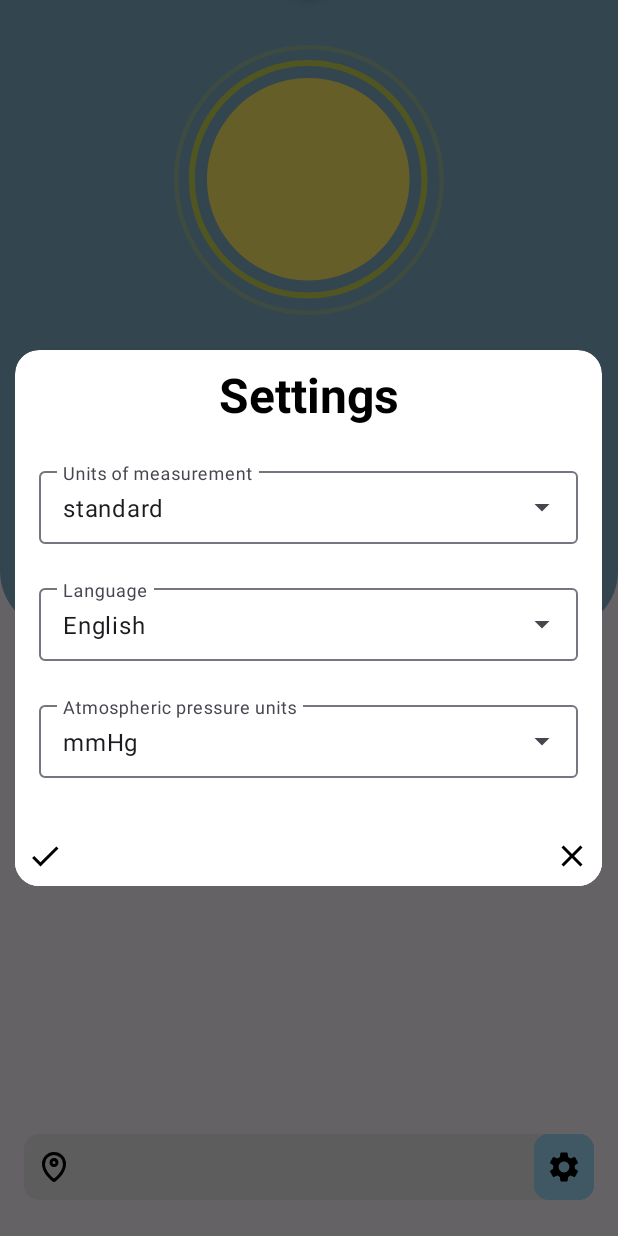
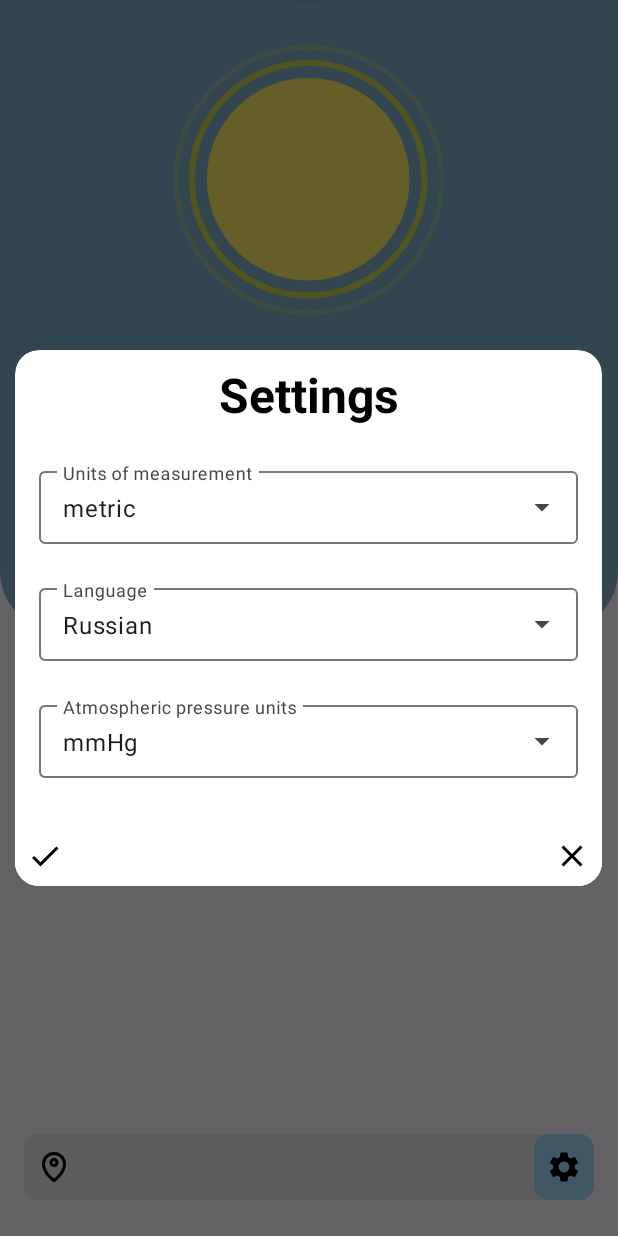
Before and after one commit to MrZooro/Weather-App, an Android app: the screen it shows after launch (MainActivity), after a tap on an icon or button, on a phone screen of 412 x 824 dp. Run offline under Robolectric (Android 15) with nearby library versions, the phone set to English and light mode, and no system bars; 4 statements that could not run were skipped; 1 other tap on this screen came first.

Commit message:
Fixed a couple more bugs.

```diff
--- a/app/src/main/AndroidManifest.xml
+++ b/app/src/main/AndroidManifest.xml
@@ -18,7 +18,8 @@
         android:networkSecurityConfig="@xml/network_security_config">
         <activity
             android:name=".view.MainActivity"
-            android:exported="true">
+            android:exported="true"
+            android:screenOrientation="portrait">
             <intent-filter>
                 <action android:name="android.intent.action.MAIN" />
 
--- a/app/src/main/java/com/example/weather_app/view/MainActivity.kt
+++ b/app/src/main/java/com/example/weather_app/view/MainActivity.kt
@@ -3,6 +3,7 @@ package com.example.weather_app.view
 import android.annotation.SuppressLint
 import android.content.Intent
 import android.content.SharedPreferences
+import android.content.pm.ActivityInfo
 import android.content.res.ColorStateList
 import android.os.Bundle
 import android.transition.AutoTransition
@@ -45,8 +46,8 @@ class MainActivity : AppCompatActivity(), View.OnClickListener, UpdateView,
     private var city : Place? = null
     private lateinit var date : Calendar
 
-    private val ruLocale = Locale("ru")
-    private val enLocale = Locale("en")
+    val ruLocale = Locale("ru")
+    val enLocale = Locale("en")
     private var dateFormat : SimpleDateFormat = SimpleDateFormat("EEEE\ndd/MM/yyyy", Locale.US)
 
     var startBSDF = false
@@ -54,9 +55,9 @@ class MainActivity : AppCompatActivity(), View.OnClickListener, UpdateView,
     private var settingsDialogOpen = false
     private var connectionDialogOpen = false
 
-    private var unitsOfMeasurement = "standard"
-    private var language = "English"
-    private var langCode = "en"
+    private var unitsOfMeasurement = "metric"
+    private var language = "Russian"
+    var langCode = "en"
     private var atmoPressureUnits = "mmHg"
 
     private lateinit var saveInfo: SharedPreferences
@@ -68,11 +69,11 @@ class MainActivity : AppCompatActivity(), View.OnClickListener, UpdateView,
 
         saveInfo = getSharedPreferences("save_info", MODE_PRIVATE)
 
-        val tempUnits = saveInfo.getString("unitsOfMeasurement", "standard")
+        val tempUnits = saveInfo.getString("unitsOfMeasurement", "metric")
         if(tempUnits != null) {
             unitsOfMeasurement = tempUnits
         }
-        val tempLanguage = saveInfo.getString("language", "English")
+        val tempLanguage = saveInfo.getString("language", "Russian")
         if(tempLanguage != null) {
             language = tempLanguage
         }
```
Also changed, not shown: app/src/main/java/com/example/weather_app/view/FragmentWeatherInfo.kt (+7 -1 lines).
